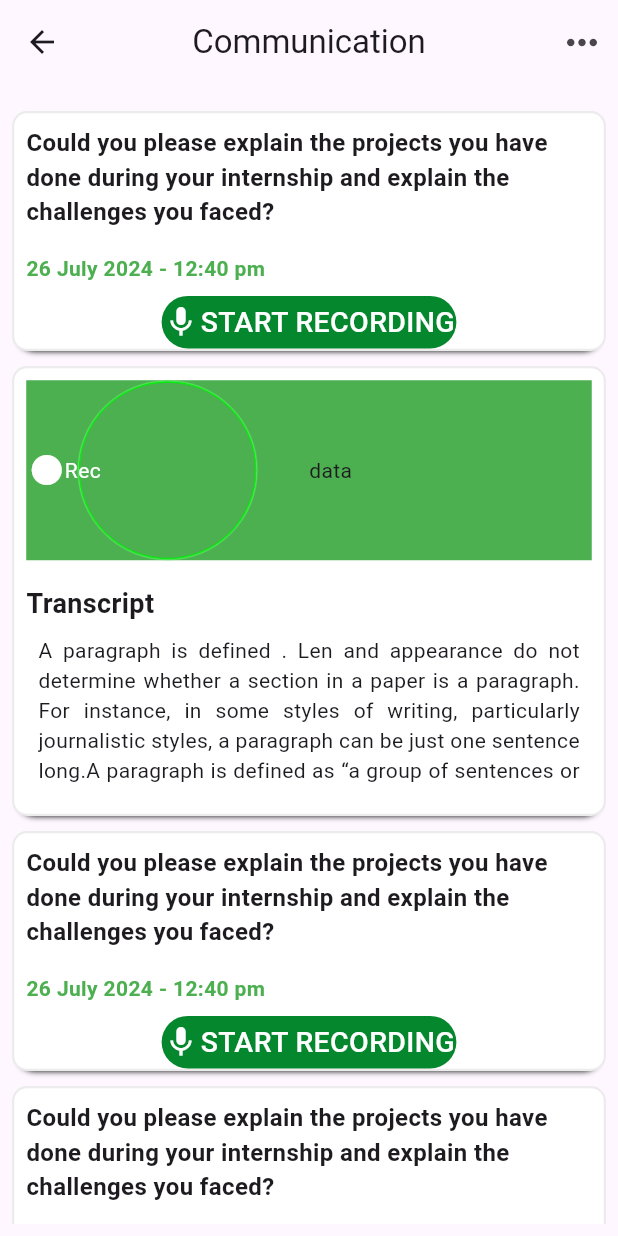
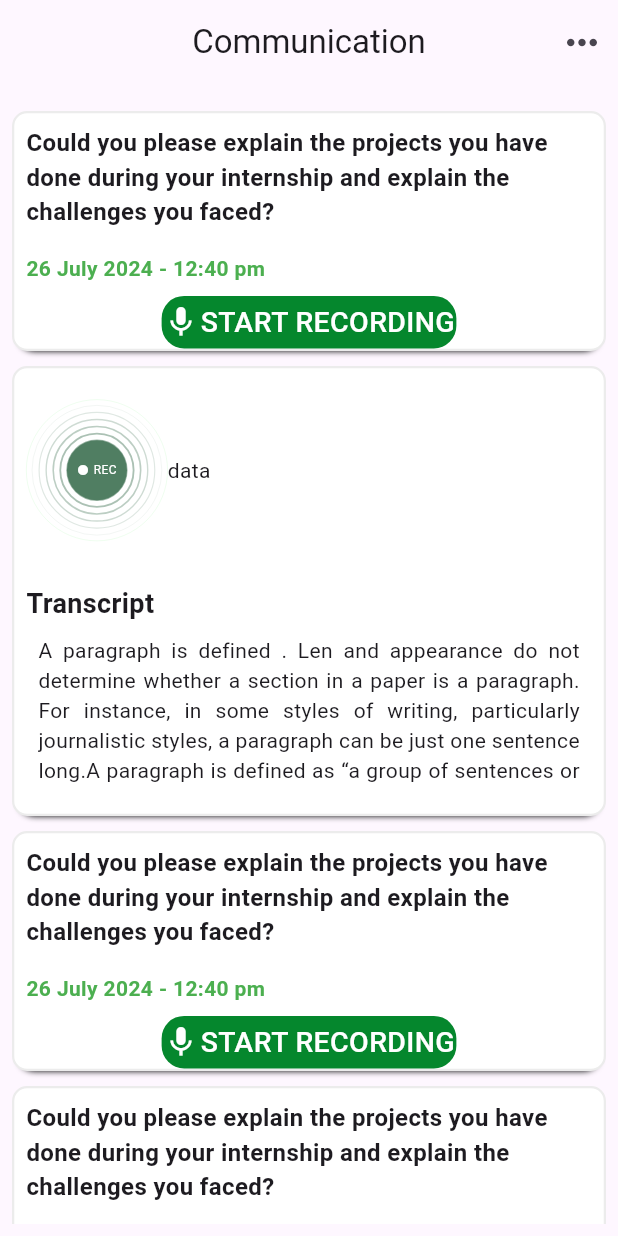
Before and after one commit to ShivaReddy54/TexttoSpeech, a Flutter app: the Communication screen opened directly, after a tap on "START RECORDING", on a phone screen of 412 x 824 dp. Run offline on Flutter 3.47's test engine with Material 3 defaults, Android fonts, the light colour scheme and no system bars; our stand-ins replace percent_indicator.

Commit message:
added all screens

```diff
--- a/lib/Screens/Communication.dart
+++ b/lib/Screens/Communication.dart
@@ -138,11 +138,11 @@ class _Screen2State extends State<Communication> {
       child: Container(
         width: double.infinity,
         height: 120,
-        color: Colors.green,
+        // color: Color.fromRGBO(2, 135, 54, 1),
         child: Row(
           mainAxisAlignment: MainAxisAlignment.spaceBetween,
           children: [
-            Expanded(flex: 3, child: RecordIcon()),
+            Expanded(flex: 1, child: RecordIcon()),
             Expanded(flex: 3, child: Text("data"))
           ],
         ),
@@ -158,43 +158,7 @@ class _Screen2State extends State<Communication> {
           shape: BoxShape.circle,
           border: Border.all(
               width: 0.1, color: Color.fromARGB(255, 145, 244, 148))),
-      child: Container(
-        width: 250,
-        height: 250,
-        decoration: BoxDecoration(
-            shape: BoxShape.circle,
-            border: Border.all(
-                width: 0.3, color: Color.fromARGB(255, 79, 234, 85))),
-        child: Container(
-          width: 200,
-          height: 200,
-          decoration: BoxDecoration(
-              shape: BoxShape.circle,
-              border: Border.all(
-                  width: 0.5, color: Color.fromARGB(255, 73, 253, 79))),
-          child: Container(
-            width: 150,
-            height: 150,
-            decoration: BoxDecoration(
-                color: Colors.green,
-                shape: BoxShape.circle,
-                border: Border.all(
-                    width: 0.7, color: Color.fromARGB(255, 6, 236, 13))),
-            child: Row(
-              children: [
-                Icon(
-                  Icons.circle,
-                  color: Colors.white,
-                ),
-                Text(
-                  "Rec",
-                  style: TextStyle(color: Colors.white),
-                )
-              ],
-            ),
-          ),
-        ),
-      ),
+      child: RecordingAnimate(),
     );
   }
 
@@ -247,7 +211,7 @@ class _Screen2State extends State<Communication> {
                     height: 35,
                     decoration: BoxDecoration(
                         color: Color(0xFF05872d),
-                        borderRadius: BorderRadius.circular(25)),
+                        borderRadius: BorderRadius.circular(15)),
                     child: Row(
                       mainAxisAlignment: MainAxisAlignment.spaceEvenly,
                       children: [
@@ -279,3 +243,121 @@ class _Screen2State extends State<Communication> {
     );
   }
 }
+
+class RecordingAnimate extends StatefulWidget {
+  const RecordingAnimate({super.key});
+
+  @override
+  _RecordingAnimateState createState() => _RecordingAnimateState();
+}
+
+class _RecordingAnimateState extends State<RecordingAnimate>
+    with SingleTickerProviderStateMixin {
+  late AnimationController _controller;
+  late Animation<double> _animation;
+
+  @override
+  void initState() {
+    super.initState();
+    _controller = AnimationController(
+      duration: const Duration(milliseconds: 500), // Adjust the duration here
+      vsync: this,
+    )..repeat();
+
+    _animation = Tween<double>(begin: 0, end: 1).animate(_controller);
+  }
+
+  @override
+  void dispose() {
+    _controller.dispose();
+    super.dispose();
+  }
+
+  @override
+  Widget build(BuildContext context) {
+    return Center(
+      child: Stack(
+        alignment: Alignment.center,
+        children: [
+          AnimatedBuilder(
+            animation: _animation,
+            builder: (context, child) {
+              return CustomPaint(
+                painter: ConcentricCirclesPainter(_animation.value),
+                child: const SizedBox(
+                  width: 150,
+                  height: 150,
+                ),
+              );
+            },
+          ),
+          const CircleContainer(),
+        ],
+      ),
+    );
+  }
+}
+
+class CircleContainer extends StatelessWidget {
+  const CircleContainer({super.key});
+
+  @override
+  Widget build(BuildContext context) {
+    return Container(
+      width: 50,
+      height: 40,
+      decoration: const BoxDecoration(
+        color: Color(0xFF507e62),
+        shape: BoxShape.circle,
+      ),
+      child: const Center(
+        child: Row(
+          mainAxisAlignment: MainAxisAlignment.center,
+          children: [
+            Icon(Icons.circle, color: Colors.white, size: 8),
+            SizedBox(width: 3),
+            Text(
+              "REC",
+              style: TextStyle(color: Colors.white, fontSize: 8),
+            ),
+          ],
+        ),
+      ),
+    );
+  }
+}
+
+class ConcentricCirclesPainter extends CustomPainter {
+  final double progress;
+
+  ConcentricCirclesPainter(this.progress);
+
+  @override
+  void paint(Canvas canvas, Size size) {
+    final double centerX = size.width / 2;
+    final double centerY = size.height / 2;
+    final double maxRadius = size.width / 2;
+    const double minStrokeWidth = 0.5;
+    const double maxStrokeWidth = 2.0;
+    const int numCircles = 10;
+
+    for (int i = 0; i < numCircles; i++) {
+      double normalizedValue = (i + progress) / numCircles;
+      double radius = maxRadius * normalizedValue;
+      double strokeWidth = maxStrokeWidth -
+          (normalizedValue * (maxStrokeWidth - minStrokeWidth));
+
+      final Paint paint = Paint()
+        ..color = const Color(0xFF507e62).withOpacity(1 - normalizedValue)
+        ..style = PaintingStyle.stroke
+        ..strokeWidth = strokeWidth;
+
+      canvas.drawCircle(Offset(centerX, centerY), radius, paint);
+    }
+  }
+
+  @override
+  bool shouldRepaint(covariant CustomPainter oldDelegate) {
+    return true;
+  }
+}
--- a/lib/Screens/TestReports.dart
+++ b/lib/Screens/TestReports.dart
@@ -175,7 +175,7 @@ class _Screen1State extends State<TestReport> {
         Text(
           topic,
           style: TextStyle(
-              color: Colors.amber[800],
+              color: Colors.yellow[700],
               fontSize: 14,
               fontWeight: FontWeight.bold),
         ),
--- a/lib/main.dart
+++ b/lib/main.dart
@@ -15,7 +15,7 @@ class MyApp extends StatelessWidget {
     return MaterialApp(
       title: 'Text To Speech',
       debugShowCheckedModeBanner: false,
-      home: TestList(),
+      home: Communication(),
     );
   }
 }
--- a/pubspec.yaml
+++ b/pubspec.yaml
@@ -35,6 +35,7 @@ dependencies:
   # The following adds the Cupertino Icons font to your application.
   # Use with the CupertinoIcons class for iOS style icons.
   cupertino_icons: ^1.0.6
+  percent_indicator: ^4.2.3
   flutter_audio_waveforms: ^1.2.1+8
   flutter_audio_recorder2: ^0.0.2
   path_provider: ^2.1.3
```
Also changed, not shown: lib/Screens/TestList.dart (+60 -8 lines), pubspec.lock.
